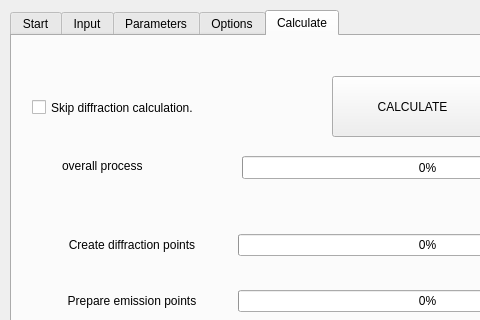
The window that tools/ui_CalculateNoiseLevels.ui (pierluigiderosa/openoise) describes before a commit, drawn with Qt 5; both pictures show x 0 to 480 and y 0 to 320 of the 848 by 616 pixel window.
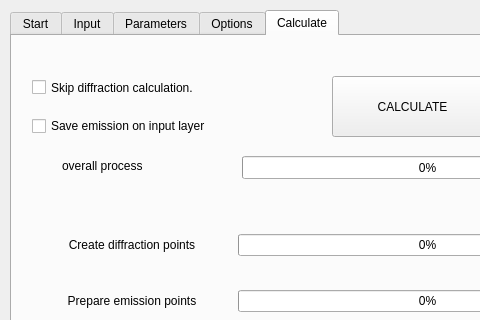
The same window after the commit. The open tabs and pages were chosen to show the change. Custom widgets are drawn as their Qt base class.

Commit message: correction bug in temperature emission for CNOSSOS

```diff
--- a/tools/ui_CalculateNoiseLevels.ui
+++ b/tools/ui_CalculateNoiseLevels.ui
@@ -1365,7 +1365,7 @@
      <property name="geometry">
       <rect>
        <x>20</x>
-       <y>60</y>
+       <y>40</y>
        <width>211</width>
        <height>23</height>
       </rect>
@@ -1830,6 +1830,22 @@
       </layout>
      </widget>
     </widget>
+    <widget class="QCheckBox" name="saveEmissionCheckBox">
+     <property name="geometry">
+      <rect>
+       <x>20</x>
+       <y>80</y>
+       <width>201</width>
+       <height>20</height>
+      </rect>
+     </property>
+     <property name="statusTip">
+      <string extracomment="This option is valid only in case of input road layers."/>
+     </property>
+     <property name="text">
+      <string>Save emission on input layer</string>
+     </property>
+    </widget>
    </widget>
   </widget>
  </widget>
```
Left out of the diff: 8 changed lines with no effect on the pictures. The commit also changes 7 other files.
